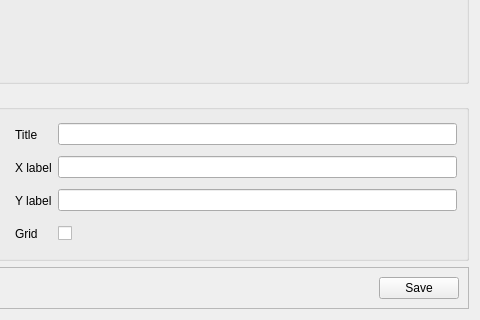
Qt form addon/pycThermopack/pyctp/gui/widgets/layouts/global_binary_options.ui (thermotools/thermopack) before a commit; both pictures show x 879 to 1359 and y 98 to 418 of the 1359 by 418 pixel window.
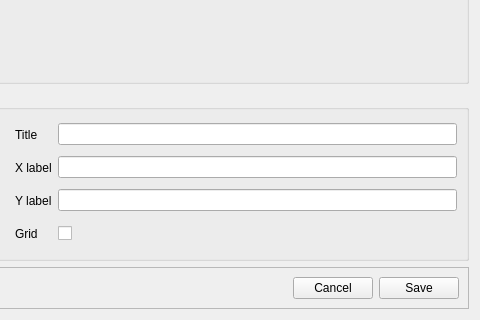
The same form after that commit.

Commit message: Improve Save, Cancel and Restore in plot mode options

Diff of the .ui file:
```diff
--- a/addon/pycThermopack/pyctp/gui/widgets/layouts/global_binary_options.ui
+++ b/addon/pycThermopack/pyctp/gui/widgets/layouts/global_binary_options.ui
@@ -542,6 +542,16 @@
         </property>
        </spacer>
       </item>
+      <item>
+       <widget class="QPushButton" name="cancel_btn">
+        <property name="text">
+         <string>Cancel</string>
+        </property>
+        <property name="autoDefault">
+         <bool>false</bool>
+        </property>
+       </widget>
+      </item>
       <item>
        <widget class="QPushButton" name="save_btn">
         <property name="text">
```
The commit also changes 4 other files.
